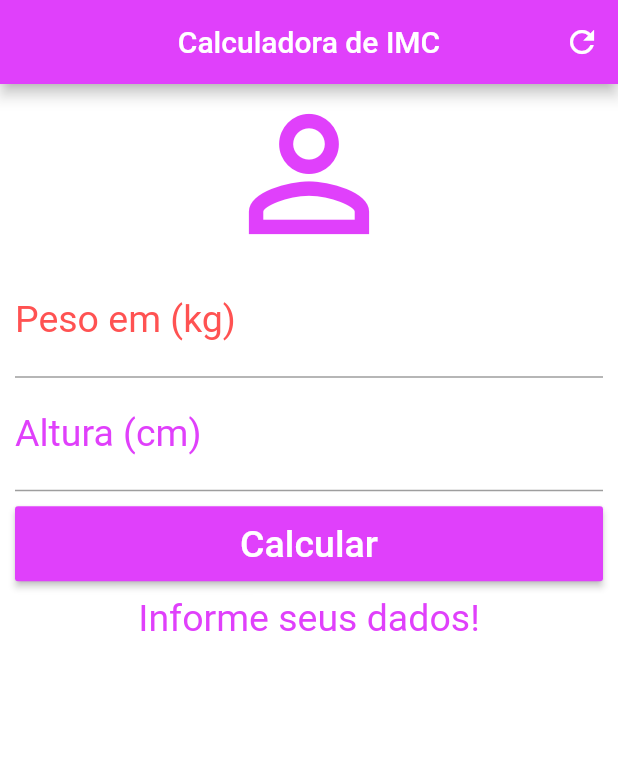
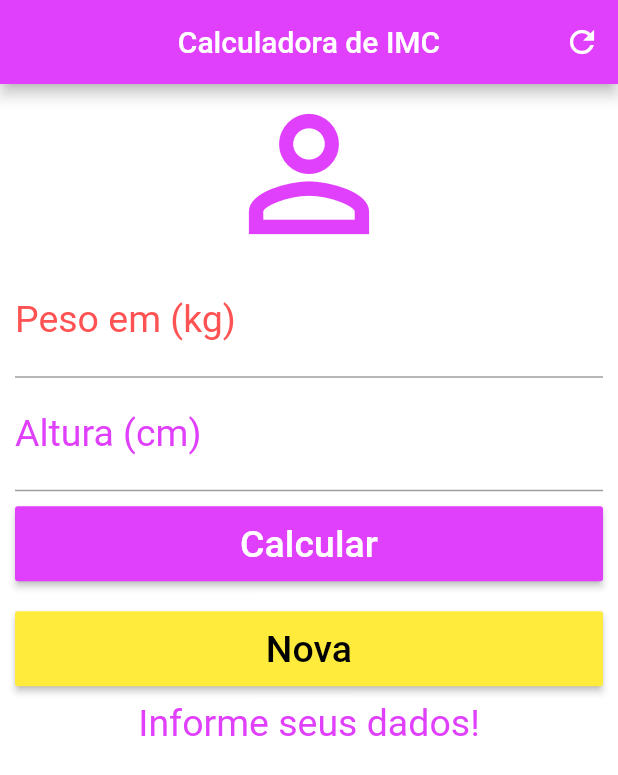
Before and after one commit to josimarminetefera/calculadora_imc, a Flutter app: the screen it shows after launch, on a phone screen of 412 x 824 dp. Shown: the top 775 px of the screen. Run offline on Flutter 3.47's test engine with Material 2 defaults, Android fonts, the phone set to English and light mode, and no system bars.

Commit message:
Alterações de alguns campos.

```diff
--- a/lib/main.dart
+++ b/lib/main.dart
@@ -14,7 +14,7 @@ class _MyAppState extends State<MyApp> {
     return MaterialApp(
       theme: ThemeData(
           primarySwatch: Colors.deepOrange, //cor inicial
-          primaryColor: Color.fromARGB(255, 4, 125, 255)), //Cor principal do aplicativo
+          primaryColor: Color.fromARGB(255, 0, 0, 125)), //Cor principal do aplicativo
       debugShowCheckedModeBanner: false, //negocio que fica no canto direito
       home: HomeScreen(),
     );
--- a/lib/screen/home_screen.dart
+++ b/lib/screen/home_screen.dart
@@ -147,6 +147,25 @@ class _HomeScreenState extends State<HomeScreen> {
                 ),
               ),
 
+              Padding(
+
+                padding: EdgeInsets.only(top:10.0, bottom: 10.0), //borda para o botão
+
+                child: Container( //para especificar o tamanho do botão
+                  height: 50.0,
+                  child: RaisedButton(
+                    child: Text(
+                      "Nova",
+                      style: TextStyle(color: Colors.black, fontSize: 25.0),
+                    ),
+                    color: Colors.yellow,//cor de fundo do botão
+                    onPressed: (){
+
+                    },
+                  ),
+                ),
+              ),
+
               Text(
                 _infoTeste,
                 textAlign: TextAlign.center,
```
